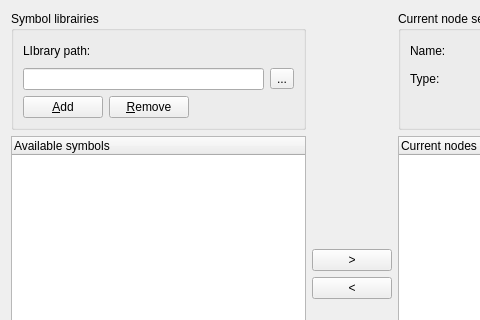
GNS3/gns3-legacy, file src/GNS3/Ui/Form_SymbolManager.ui: the form before one commit; both pictures show x 0 to 480 and y 0 to 320 of the 703 by 575 pixel window.
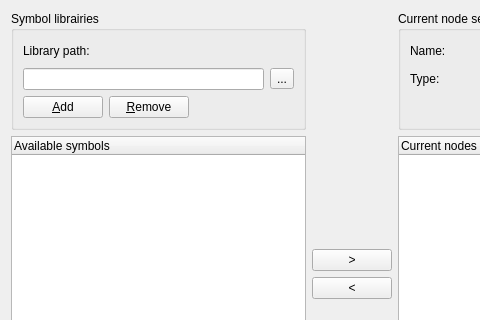
The form after the commit. Icons and pictures are not drawn.

What changed in the file:
```diff
--- a/src/GNS3/Ui/Form_SymbolManager.ui
+++ b/src/GNS3/Ui/Form_SymbolManager.ui
@@ -25,7 +25,7 @@
       <item row="0" column="0" colspan="4" >
        <widget class="QLabel" name="label_3" >
         <property name="text" >
-         <string>LIbrary path:</string>
+         <string>Library path:</string>
         </property>
        </widget>
       </item>
```
